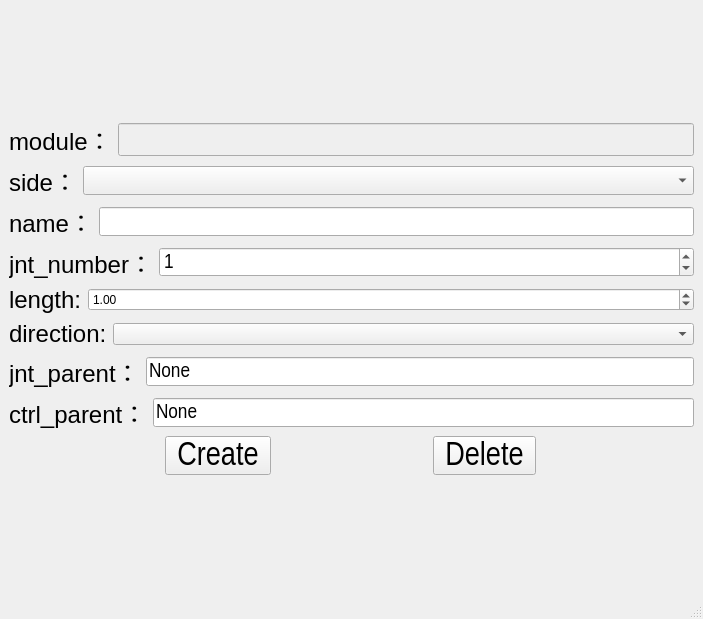
First picture: the form in bind/ui/setup/chain_ui.ui, repository MuZiMuZi/muziToolset, before the edit.
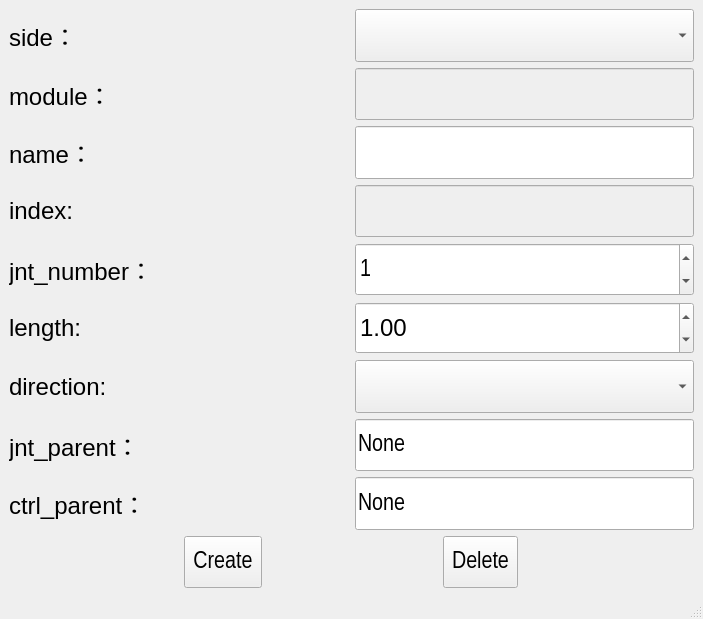
Second picture: the form after the edit.

Patch:
```diff
--- a/bind/ui/setup/chain_ui.ui
+++ b/bind/ui/setup/chain_ui.ui
@@ -20,56 +20,12 @@
                         <property name="sizeConstraint">
                             <enum>QLayout::SetDefaultConstraint</enum>
                         </property>
-                        <item>
-                            <layout class="QHBoxLayout" name="horizontalLayout">
-                                <item>
-                                    <widget class="QLabel" name="label">
-                                        <property name="sizePolicy">
-                                            <sizepolicy hsizetype="Fixed" vsizetype="Fixed">
-                                                <horstretch>0</horstretch>
-                                                <verstretch>0</verstretch>
-                                            </sizepolicy>
-                                        </property>
-                                        <property name="font">
-                                            <font>
-                                                <pointsize>18</pointsize>
-                                                <kerning>true</kerning>
-                                            </font>
-                                        </property>
-                                        <property name="contextMenuPolicy">
-                                            <enum>Qt::PreventContextMenu</enum>
-                                        </property>
-                                        <property name="layoutDirection">
-                                            <enum>Qt::LeftToRight</enum>
-                                        </property>
-                                        <property name="text">
-                                            <string>module：</string>
-                                        </property>
-                                        <property name="alignment">
-                                            <set>Qt::AlignLeading|Qt::AlignLeft|Qt::AlignVCenter</set>
-                                        </property>
-                                    </widget>
-                                </item>
-                                <item>
-                                    <widget class="QLineEdit" name="module_edit">
-                                        <property name="enabled">
-                                            <bool>false</bool>
-                                        </property>
-                                        <property name="font">
-                                            <font>
-                                                <pointsize>16</pointsize>
-                                            </font>
-                                        </property>
-                                    </widget>
-                                </item>
-                            </layout>
-                        </item>
                         <item>
                             <layout class="QHBoxLayout" name="horizontalLayout_2">
                                 <item>
                                     <widget class="QLabel" name="side_label">
                                         <property name="sizePolicy">
-                                            <sizepolicy hsizetype="Fixed" vsizetype="Fixed">
+           <sizepolicy hsizetype="Preferred" vsizetype="Preferred">
                                                 <horstretch>0</horstretch>
                                                 <verstretch>0</verstretch>
                                             </sizepolicy>
@@ -102,7 +58,7 @@
                                 <item>
                                     <widget class="QComboBox" name="side_cbox">
                                         <property name="sizePolicy">
-                                            <sizepolicy hsizetype="Preferred" vsizetype="Fixed">
+           <sizepolicy hsizetype="Preferred" vsizetype="Preferred">
                                                 <horstretch>0</horstretch>
                                                 <verstretch>0</verstretch>
                                             </sizepolicy>
@@ -110,7 +66,7 @@
                                         <property name="font">
                                             <font>
                                                 <family>Arial Narrow</family>
-                                                <pointsize>16</pointsize>
+            <pointsize>18</pointsize>
                                                 <weight>50</weight>
                                                 <bold>false</bold>
                                             </font>
@@ -119,12 +75,62 @@
                                 </item>
                             </layout>
                         </item>
+      <item>
+       <layout class="QHBoxLayout" name="horizontalLayout">
+        <item>
+         <widget class="QLabel" name="label">
+          <property name="sizePolicy">
+           <sizepolicy hsizetype="Preferred" vsizetype="Preferred">
+            <horstretch>0</horstretch>
+            <verstretch>0</verstretch>
+           </sizepolicy>
+          </property>
+          <property name="font">
+           <font>
+            <pointsize>18</pointsize>
+            <kerning>true</kerning>
+           </font>
+          </property>
+          <property name="contextMenuPolicy">
+           <enum>Qt::PreventContextMenu</enum>
+          </property>
+          <property name="layoutDirection">
+           <enum>Qt::LeftToRight</enum>
+          </property>
+          <property name="text">
+           <string>module：</string>
+          </property>
+          <property name="alignment">
+           <set>Qt::AlignLeading|Qt::AlignLeft|Qt::AlignVCenter</set>
+          </property>
+         </widget>
+        </item>
+        <item>
+         <widget class="QLineEdit" name="module_edit">
+          <property name="enabled">
+           <bool>false</bool>
+          </property>
+          <property name="sizePolicy">
+           <sizepolicy hsizetype="Preferred" vsizetype="Preferred">
+            <horstretch>0</horstretch>
+            <verstretch>0</verstretch>
+           </sizepolicy>
+          </property>
+          <property name="font">
+           <font>
+            <pointsize>18</pointsize>
+           </font>
+          </property>
+         </widget>
+        </item>
+       </layout>
+      </item>
                         <item>
                             <layout class="QHBoxLayout" name="horizontalLayout_3">
                                 <item>
                                     <widget class="QLabel" name="label_4">
                                         <property name="sizePolicy">
-                                            <sizepolicy hsizetype="Fixed" vsizetype="Fixed">
+           <sizepolicy hsizetype="Preferred" vsizetype="Preferred">
                                                 <horstretch>0</horstretch>
                                                 <verstretch>0</verstretch>
                                             </sizepolicy>
@@ -150,10 +156,56 @@
                                 </item>
                                 <item>
                                     <widget class="QLineEdit" name="name_edit">
+          <property name="sizePolicy">
+           <sizepolicy hsizetype="Preferred" vsizetype="Preferred">
+            <horstretch>0</horstretch>
+            <verstretch>0</verstretch>
+           </sizepolicy>
+          </property>
                                         <property name="font">
                                             <font>
                                                 <family>Arial Narrow</family>
-                                                <pointsize>16</pointsize>
+            <pointsize>18</pointsize>
+           </font>
+          </property>
+         </widget>
+        </item>
+       </layout>
+      </item>
+      <item>
+       <layout class="QHBoxLayout" name="horizontalLayout_8">
+        <item>
+         <widget class="QLabel" name="index_label">
+          <property name="sizePolicy">
+           <sizepolicy hsizetype="Preferred" vsizetype="Preferred">
+            <horstretch>0</horstretch>
+            <verstretch>0</verstretch>
+           </sizepolicy>
+          </property>
+          <property name="font">
+           <font>
+            <pointsize>18</pointsize>
+           </font>
+          </property>
+          <property name="text">
+           <string>index:</string>
+          </property>
+         </widget>
+        </item>
+        <item>
+         <widget class="QLineEdit" name="index_edit">
+          <property name="enabled">
+           <bool>false</bool>
+          </property>
+          <property name="sizePolicy">
+           <sizepolicy hsizetype="Preferred" vsizetype="Preferred">
+            <horstretch>0</horstretch>
+            <verstretch>0</verstretch>
+           </sizepolicy>
+          </property>
+          <property name="font">
+           <font>
+            <pointsize>18</pointsize>
                                             </font>
                                         </property>
                                     </widget>
@@ -165,7 +217,7 @@
                                 <item>
                                     <widget class="QLabel" name="label_5">
                                         <property name="sizePolicy">
-                                            <sizepolicy hsizetype="Fixed" vsizetype="Fixed">
+           <sizepolicy hsizetype="Preferred" vsizetype="Preferred">
                                                 <horstretch>0</horstretch>
                                                 <verstretch>0</verstretch>
                                             </sizepolicy>
@@ -191,10 +243,16 @@
                                 </item>
                                 <item>
                                     <widget class="QSpinBox" name="jnt_number_sbox">
+          <property name="sizePolicy">
+           <sizepolicy hsizetype="Preferred" vsizetype="Preferred">
+            <horstretch>0</horstretch>
+            <verstretch>0</verstretch>
+           </sizepolicy>
+          </property>
                                         <property name="font">
                                             <font>
                                                 <family>Arial Narrow</family>
-                                                <pointsize>16</pointsize>
+            <pointsize>18</pointsize>
                                             </font>
                                         </property>
                                         <property name="value">
@@ -209,7 +267,7 @@
                                 <item>
                                     <widget class="QLabel" name="length_label">
                                         <property name="sizePolicy">
-                                            <sizepolicy hsizetype="Fixed" vsizetype="Fixed">
+           <sizepolicy hsizetype="Preferred" vsizetype="Preferred">
                                                 <horstretch>0</horstretch>
                                                 <verstretch>0</verstretch>
                                             </sizepolicy>
@@ -226,6 +284,17 @@
                                 </item>
                                 <item>
                                     <widget class="QDoubleSpinBox" name="length_sbox">
+          <property name="sizePolicy">
+           <sizepolicy hsizetype="Preferred" vsizetype="Preferred">
+            <horstretch>0</horstretch>
+            <verstretch>0</verstretch>
+           </sizepolicy>
+          </property>
+          <property name="font">
+           <font>
+            <pointsize>18</pointsize>
+           </font>
+          </property>
                                         <property name="value">
                                             <double>1.000000000000000</double>
                                         </property>
@@ -238,7 +307,7 @@
                                 <item>
                                     <widget class="QLabel" name="direction_label">
                                         <property name="sizePolicy">
-                                            <sizepolicy hsizetype="Fixed" vsizetype="Fixed">
+           <sizepolicy hsizetype="Preferred" vsizetype="Preferred">
                                                 <horstretch>0</horstretch>
                                                 <verstretch>0</verstretch>
                                             </sizepolicy>
@@ -254,7 +323,19 @@
                                     </widget>
                                 </item>
                                 <item>
-                                    <widget class="QComboBox" name="direction_cbox"/>
+         <widget class="QComboBox" name="direction_cbox">
+          <property name="sizePolicy">
+           <sizepolicy hsizetype="Preferred" vsizetype="Preferred">
+            <horstretch>0</horstretch>
+            <verstretch>0</verstretch>
+           </sizepolicy>
+          </property>
+          <property name="font">
+           <font>
+            <pointsize>18</pointsize>
+           </font>
+          </property>
+         </widget>
                                 </item>
                             </layout>
                         </item>
@@ -262,6 +343,12 @@
                             <layout class="QHBoxLayout" name="horizontalLayout_5">
                                 <item>
                                     <widget class="QLabel" name="label_6">
+          <property name="sizePolicy">
+           <sizepolicy hsizetype="Preferred" vsizetype="Preferred">
+            <horstretch>0</horstretch>
+            <verstretch>0</verstretch>
+           </sizepolicy>
+          </property>
                                         <property name="font">
                                             <font>
                                                 <pointsize>18</pointsize>
@@ -283,10 +370,16 @@
                                 </item>
                                 <item>
                                     <widget class="QLineEdit" name="jnt_parent_edit">
+          <property name="sizePolicy">
+           <sizepolicy hsizetype="Preferred" vsizetype="Preferred">
+            <horstretch>0</horstretch>
+            <verstretch>0</verstretch>
+           </sizepolicy>
+          </property>
                                         <property name="font">
                                             <font>
                                                 <family>Arial Narrow</family>
-                                                <pointsize>16</pointsize>
+            <pointsize>18</pointsize>
                                             </font>
                                         </property>
                                         <property name="text">
@@ -301,7 +394,7 @@
                                 <item>
                                     <widget class="QLabel" name="label_7">
                                         <property name="sizePolicy">
-                                            <sizepolicy hsizetype="Fixed" vsizetype="Fixed">
+           <sizepolicy hsizetype="Preferred" vsizetype="Preferred">
                                                 <horstretch>0</horstretch>
                                                 <verstretch>0</verstretch>
                                             </sizepolicy>
@@ -327,10 +420,16 @@
                                 </item>
                                 <item>
                                     <widget class="QLineEdit" name="ctrl_parent_edit">
+          <property name="sizePolicy">
+           <sizepolicy hsizetype="Preferred" vsizetype="Preferred">
+            <horstretch>0</horstretch>
+            <verstretch>0</verstretch>
+           </sizepolicy>
+          </property>
                                         <property name="font">
                                             <font>
                                                 <family>Arial Narrow</family>
-                                                <pointsize>16</pointsize>
+            <pointsize>18</pointsize>
                                             </font>
                                         </property>
                                         <property name="text">
@@ -347,10 +446,16 @@
                                         <property name="enabled">
                                             <bool>true</bool>
                                         </property>
+          <property name="sizePolicy">
+           <sizepolicy hsizetype="Fixed" vsizetype="Preferred">
+            <horstretch>0</horstretch>
+            <verstretch>0</verstretch>
+           </sizepolicy>
+          </property>
                                         <property name="font">
                                             <font>
                                                 <family>Arial Narrow</family>
-                                                <pointsize>25</pointsize>
+            <pointsize>18</pointsize>
                                             </font>
                                         </property>
                                         <property name="text">
@@ -370,7 +475,7 @@
                                             <bool>true</bool>
                                         </property>
                                         <property name="sizePolicy">
-                                            <sizepolicy hsizetype="Fixed" vsizetype="Fixed">
+           <sizepolicy hsizetype="Fixed" vsizetype="Preferred">
                                                 <horstretch>0</horstretch>
                                                 <verstretch>0</verstretch>
                                             </sizepolicy>
@@ -378,7 +483,7 @@
                                         <property name="font">
                                             <font>
                                                 <family>Arial Narrow</family>
-                                                <pointsize>25</pointsize>
+            <pointsize>18</pointsize>
                                             </font>
                                         </property>
                                         <property name="text">
```
Lines whose indentation alone changed are shown as unchanged.
